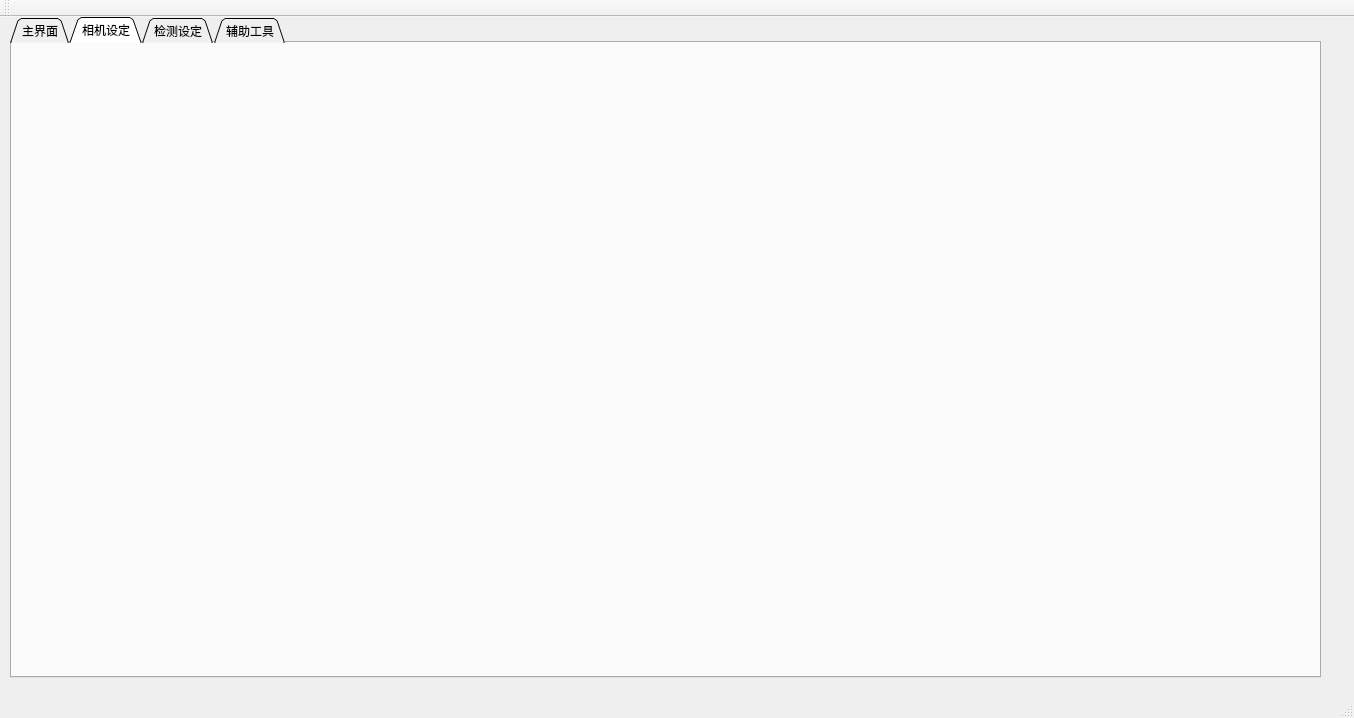
This is qt/window.ui in Martin1025432/pythonAll as Qt 5 draws it before an edit. The edited form follows.
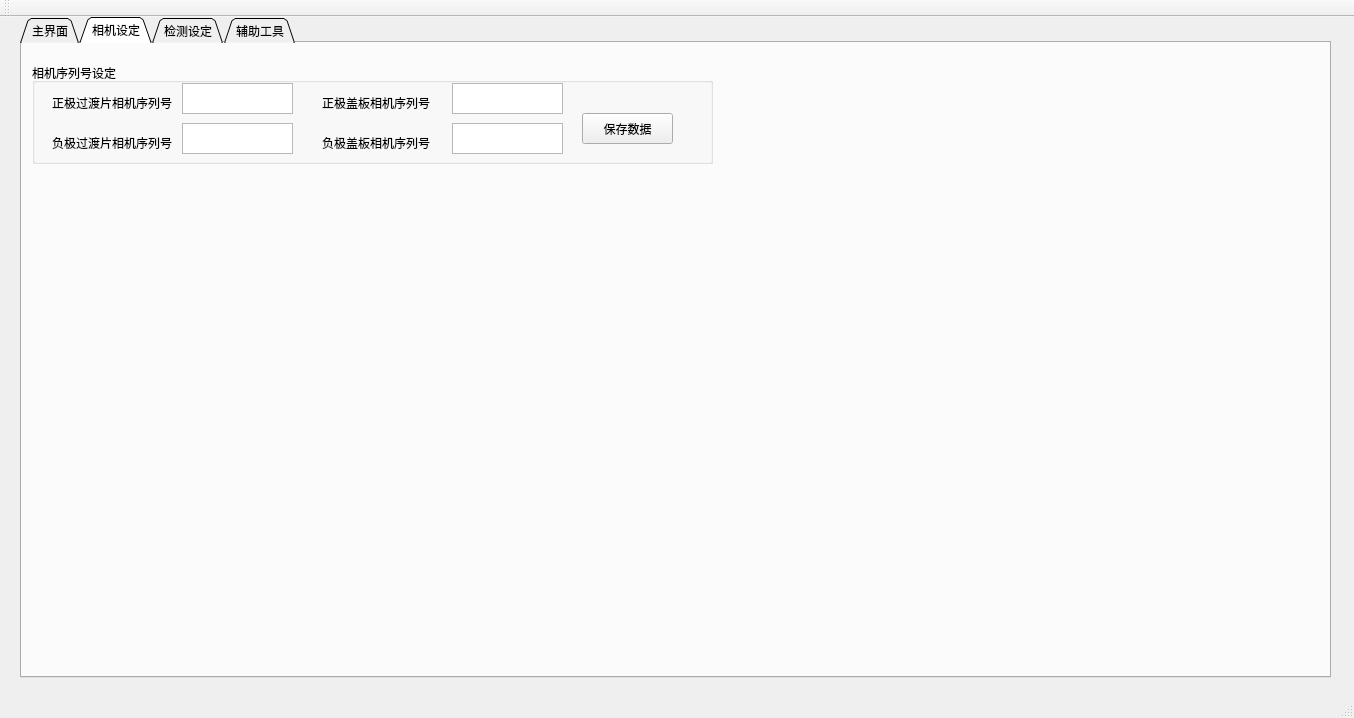
This is the edited form. The open tabs and pages were chosen to show the change.

What changed in the file:
```diff
--- a/qt/window.ui
+++ b/qt/window.ui
@@ -23,7 +23,7 @@
    <widget class="QTabWidget" name="tabWidget">
     <property name="geometry">
      <rect>
-      <x>10</x>
+      <x>20</x>
       <y>0</y>
       <width>1311</width>
       <height>661</height>
@@ -1097,6 +1097,148 @@
      <attribute name="title">
       <string>相机设定</string>
      </attribute>
+     <widget class="QGroupBox" name="groupBox">
+      <property name="geometry">
+       <rect>
+        <x>10</x>
+        <y>20</y>
+        <width>681</width>
+        <height>101</height>
+       </rect>
+      </property>
+      <property name="title">
+       <string>相机序列号设定</string>
+      </property>
+      <widget class="QLabel" name="label_41">
+       <property name="geometry">
+        <rect>
+         <x>20</x>
+         <y>30</y>
+         <width>121</width>
+         <height>20</height>
+        </rect>
+       </property>
+       <property name="text">
+        <string>正极过渡片相机序列号</string>
+       </property>
+      </widget>
+      <widget class="QTextEdit" name="tPsheetSn">
+       <property name="enabled">
+        <bool>true</bool>
+       </property>
+       <property name="geometry">
+        <rect>
+         <x>150</x>
+         <y>20</y>
+         <width>111</width>
+         <height>31</height>
+        </rect>
+       </property>
+       <property name="readOnly">
+        <bool>false</bool>
+       </property>
+      </widget>
+      <widget class="QTextEdit" name="tNsheetSn">
+       <property name="enabled">
+        <bool>true</bool>
+       </property>
+       <property name="geometry">
+        <rect>
+         <x>150</x>
+         <y>60</y>
+         <width>111</width>
+         <height>31</height>
+        </rect>
+       </property>
+       <property name="readOnly">
+        <bool>false</bool>
+       </property>
+      </widget>
+      <widget class="QLabel" name="label_42">
+       <property name="geometry">
+        <rect>
+         <x>20</x>
+         <y>70</y>
+         <width>121</width>
+         <height>20</height>
+        </rect>
+       </property>
+       <property name="text">
+        <string>负极过渡片相机序列号</string>
+       </property>
+      </widget>
+      <widget class="QLabel" name="label_43">
+       <property name="geometry">
+        <rect>
+         <x>290</x>
+         <y>30</y>
+         <width>121</width>
+         <height>20</height>
+        </rect>
+       </property>
+       <property name="text">
+        <string>正极盖板相机序列号</string>
+       </property>
+      </widget>
+      <widget class="QLabel" name="label_44">
+       <property name="geometry">
+        <rect>
+         <x>290</x>
+         <y>70</y>
+         <width>121</width>
+         <height>20</height>
+        </rect>
+       </property>
+       <property name="text">
+        <string>负极盖板相机序列号</string>
+       </property>
+      </widget>
+      <widget class="QTextEdit" name="tNplateSn">
+       <property name="enabled">
+        <bool>true</bool>
+       </property>
+       <property name="geometry">
+        <rect>
+         <x>420</x>
+         <y>60</y>
+         <width>111</width>
+         <height>31</height>
+        </rect>
+       </property>
+       <property name="readOnly">
+        <bool>false</bool>
+       </property>
+      </widget>
+      <widget class="QTextEdit" name="tPplateSn">
+       <property name="enabled">
+        <bool>true</bool>
+       </property>
+       <property name="geometry">
+        <rect>
+         <x>420</x>
+         <y>20</y>
+         <width>111</width>
+         <height>31</height>
+        </rect>
+       </property>
+       <property name="readOnly">
+        <bool>false</bool>
+       </property>
+      </widget>
+      <widget class="QPushButton" name="bSnSave">
+       <property name="geometry">
+        <rect>
+         <x>550</x>
+         <y>50</y>
+         <width>91</width>
+         <height>31</height>
+        </rect>
+       </property>
+       <property name="text">
+        <string>保存数据</string>
+       </property>
+      </widget>
+     </widget>
     </widget>
     <widget class="QWidget" name="tVisonPara">
      <attribute name="title">
```
Left out of the diff: 16 changed lines with no effect on the pictures.
